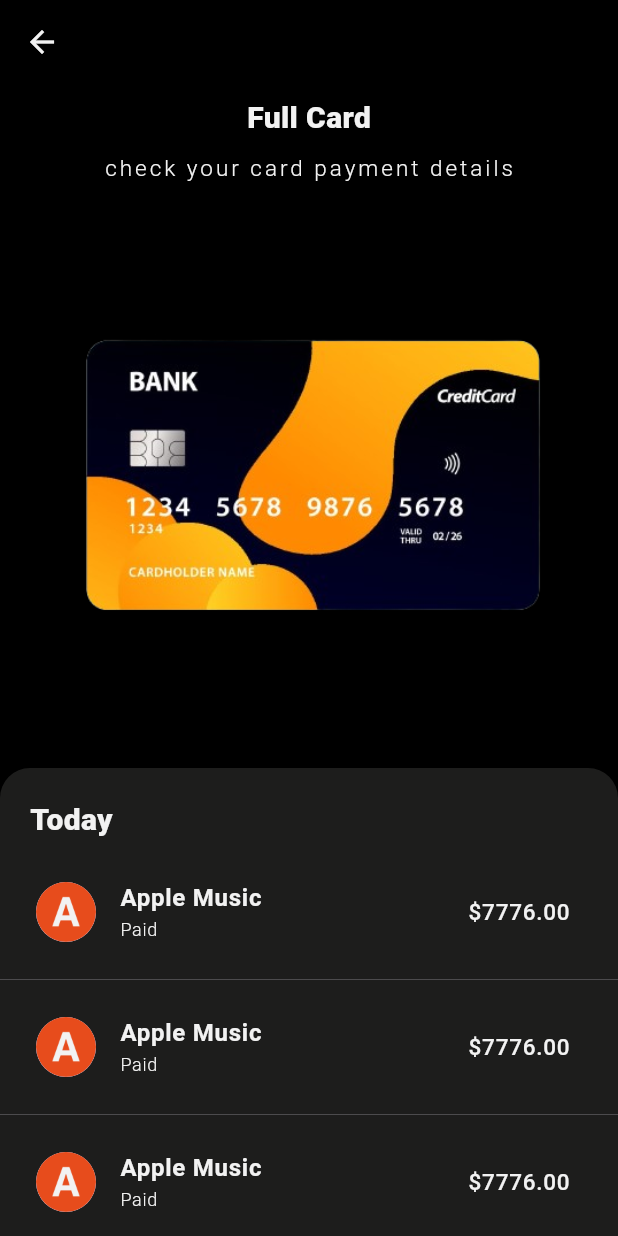
After one commit to mhdalthaf38/softloom_projects, a Flutter app: the CardFetails screen opened directly, on a phone screen of 412 x 824 dp. The commit adds this screen. Run offline on Flutter 3.47's test engine with Material 3 defaults, Android fonts, the phone set to English and light mode, and no system bars; our stand-ins replace carousel_slider, circular_profile_avatar, date_format, file_picker, fluttertoast and 1 more; missing offline and left inert: dart:ffi; accounts and stored records are empty.

Commit message:
credit card animation

```diff
--- /dev/null
+++ b/lib/animation/explicit/cardApp/secondScreen.dart
@@ -0,0 +1,164 @@
+import 'package:dummy_app/animation/explicit/cardApp/verticalflipwidget.dart';
+import 'package:flutter/material.dart';
+
+class CardFetails extends StatefulWidget {
+  const CardFetails({super.key});
+
+  @override
+  State<CardFetails> createState() => _CardFetailsState();
+}
+
+class _CardFetailsState extends State<CardFetails>
+    with SingleTickerProviderStateMixin {
+  late AnimationController _controller;
+  late Animation<double> _fading;
+
+  @override
+  void initState() {
+    super.initState();
+    _controller =
+        AnimationController(vsync: this, duration: Duration(seconds: 2));
+    _fading = Tween<double>(begin: 0, end: 1).animate(_controller);
+
+    _controller.forward();
+  }
+
+  @override
+  void dispose() {
+    _controller.dispose();
+    super.dispose();
+  }
+
+  @override
+  Widget build(BuildContext context) {
+    return Scaffold(
+        backgroundColor: Colors.black,
+        appBar: AppBar(
+          leading: FadeTransition(
+            opacity: _fading,
+            child: IconButton(
+              onPressed: () {
+                Navigator.pop(context);
+              },
+              icon: Icon(Icons.arrow_back),
+              color: Colors.white,
+            ),
+          ),
+          backgroundColor: Colors.black,
+        ),
+        body: SingleChildScrollView(
+          child: Column(
+            crossAxisAlignment: CrossAxisAlignment.start,
+            children: [
+              Center(
+                child: FadeTransition(
+                  opacity: _fading,
+                  child: Column(
+                    children: [
+                      Padding(
+                        padding: const EdgeInsets.all(8.0),
+                        child: Text(
+                          'Full Card',
+                          style: TextStyle(
+                              color: Colors.white,
+                              fontSize: 20,
+                              fontWeight: FontWeight.w900),
+                        ),
+                      ),
+                      Text(
+                        'check your card payment details',
+                        style: TextStyle(
+                            letterSpacing: 2,
+                            color: Colors.white,
+                            fontSize: 15,
+                            fontWeight: FontWeight.w300),
+                      )
+                    ],
+                  ),
+                ),
+              ),
+              Padding(
+                padding: const EdgeInsets.only(
+                  top: 100,
+                ),
+                child: Center(child: VerticalFlipCard()),
+              ),
+              Padding(
+                padding: const EdgeInsets.only(top: 100),
+                child: FadeTransition(
+                  opacity: _fading,
+                  child: Container(
+                    width: double.infinity,
+                    decoration: BoxDecoration(
+                        color: Color.fromARGB(255, 31, 31, 30),
+                        borderRadius: BorderRadius.circular(20)),
+                    child: SingleChildScrollView(
+                      child: Column(
+                        crossAxisAlignment: CrossAxisAlignment.start,
+                        children: [
+                          Padding(
+                            padding: const EdgeInsets.only(
+                                left: 20, top: 20, bottom: 10),
+                            child: Text(
+                              'Today',
+                              style: TextStyle(
+                                  fontSize: 20,
+                                  color: Colors.white,
+                                  fontWeight: FontWeight.w900),
+                            ),
+                          ),
+                          ListView.separated(
+                              separatorBuilder: (context, index) {
+                                return Divider(
+                                  thickness: 0.2,
+                                );
+                              },
+                              physics: NeverScrollableScrollPhysics(),
+                              shrinkWrap: true,
+                              itemCount: 8,
+                              itemBuilder: (context, index) {
+                                return Padding(
+                                  padding: const EdgeInsets.all(8.0),
+                                  child: ListTile(
+                                    title: Column(
+                                      crossAxisAlignment:
+                                          CrossAxisAlignment.start,
+                                      children: [
+                                        Text(
+                                          'Apple Music',
+                                          style: TextStyle(
+                                              color: Colors.white,
+                                              fontWeight: FontWeight.bold),
+                                        ),
+                                        Text(
+                                          'Paid',
+                                          style: TextStyle(
+                                              color: Colors.white,
+                                              fontWeight: FontWeight.w300,
+                                              fontSize: 12),
+                                        ),
+                                      ],
+                                    ),
+                                    trailing: Text(
+                                      '\$7776.00',
+                                      style: TextStyle(
+                                          color: Colors.white, fontSize: 15),
+                                    ),
+                                    leading: CircleAvatar(
+                                      backgroundImage: AssetImage(
+                                          'assets/images/alphaprofile.png'),
+                                    ),
+                                  ),
+                                );
+                              })
+                        ],
+                      ),
+                    ),
+                  ),
+                ),
+              )
+            ],
+          ),
+        ));
+  }
+}
--- /dev/null
+++ b/lib/animation/explicit/cardApp/verticalflipwidget.dart
@@ -0,0 +1,101 @@
+import 'dart:math';
+
+import 'package:flutter/material.dart';
+
+class VerticalFlipCard extends StatefulWidget {
+  @override
+  _VerticalFlipCardState createState() => _VerticalFlipCardState();
+}
+
+class _VerticalFlipCardState extends State<VerticalFlipCard> {
+  double _dragStart = 0.0;
+  double _currentAngle = 0.0;
+
+  void _onDragStart(DragStartDetails details) {
+    _dragStart = details.localPosition.dy;
+  }
+
+  void _onDragUpdate(DragUpdateDetails details) {
+    setState(() {
+      double dragDelta = (details.localPosition.dy - _dragStart) / 300;
+      _currentAngle += dragDelta * pi; // Update the current angle based on drag
+      _dragStart = details.localPosition.dy; // Reset the drag start position
+    });
+  }
+
+  @override
+  Widget build(BuildContext context) {
+    double angle =
+        _currentAngle % (2 * pi); // Normalize angle to a range of 0 to 2π
+
+    return GestureDetector(
+      onVerticalDragStart: _onDragStart,
+      onVerticalDragUpdate: _onDragUpdate,
+      child: Transform(
+        transform: Matrix4.identity()
+          ..setEntry(3, 2, 0.001)
+          ..rotateX(angle),
+        alignment: Alignment.center,
+        child: angle < pi / 2 || angle > 3 * pi / 2
+            ? _buildFrontCard() // Show front side
+            : Transform(
+                transform: Matrix4.identity()..rotateX(pi),
+                alignment: Alignment.center,
+                child: _buildBackCard(), // Show back side
+              ),
+      ),
+    );
+  }
+
+  Widget _buildFrontCard() {
+    return Hero(
+      tag: 'tahed',
+      child: Container(
+          width: 310,
+          height: 190,
+          decoration: BoxDecoration(
+            borderRadius: BorderRadius.circular(10),
+            boxShadow: [BoxShadow(color: Colors.black26, blurRadius: 20)],
+          ),
+          child: Image.asset(
+              fit: BoxFit.cover,
+              'assets/images/yellow-black-front-removebg-preview.png')),
+    );
+  }
+
+  Widget _buildBackCard() {
+    return Container(
+        width: 320,
+        height: 200,
+        decoration: BoxDecoration(
+          borderRadius: BorderRadius.circular(10),
+          boxShadow: [BoxShadow(color: Colors.black26, blurRadius: 20)],
+        ),
+        child: Image.asset(
+            fit: BoxFit.cover,
+            'assets/images/yellow-black-back-removebg-preview.png'));
+  }
+}
+
+class Slidein extends PageRouteBuilder {
+  final Widget route;
+  Slidein({required this.route})
+      : super(
+          pageBuilder: (context, animation, secondaryAnimation) {
+            return route;
+          },
+          transitionsBuilder: (context, animation, secondaryAnimation, child) {
+            final fadetween = Tween<double>(begin: 0, end: 1).animate(
+                CurvedAnimation(parent: animation, curve: Curves.easeInOut));
+            final Tweens = Tween<Offset>(begin: Offset(0, 1), end: Offset.zero)
+                .animate(animation);
+            return SlideTransition(
+              position: Tweens,
+              child: FadeTransition(
+                opacity: fadetween,
+                child: child,
+              ),
+            );
+          },
+        );
+}
--- a/lib/animation/explicit/flipAnimation.dart
+++ b/lib/animation/explicit/flipAnimation.dart
@@ -48,8 +48,6 @@ class _FlipanimationState extends State<Flipanimation>
     final rotateY = _animation.value * 3.141;
     return Scaffold(
       body: Center(
-        child: GestureDetector(
-          onTap: () {},
         child: Center(
           child: Stack(
             alignment: Alignment.center,
@@ -94,7 +92,6 @@ class _FlipanimationState extends State<Flipanimation>
           ),
         ),
       ),
-      ),
     );
   }
 }
--- a/lib/main.dart
+++ b/lib/main.dart
@@ -1,6 +1,7 @@
 import 'package:dummy_app/animation/AnimationBuilder.dart';
 import 'package:dummy_app/animation/SlideList.dart';
 import 'package:dummy_app/animation/animationOpacity.dart';
+import 'package:dummy_app/animation/explicit/cardApp/homeCreditCard.dart';
 import 'package:dummy_app/animation/explicit/flip.dart';
 import 'package:dummy_app/animation/explicit/flipAnimation.dart';
 import 'package:dummy_app/animation/explicit/pageTransition.dart';
@@ -56,7 +57,7 @@ class _MyAppState extends State<MyApp> {
         theme: ThemeData(),
         debugShowCheckedModeBanner: false,
         home: Scaffold(
-          body: Flipanimation(),
+          body: CardHomePage(),
         ));
   }
 }
--- a/pubspec.yaml
+++ b/pubspec.yaml
@@ -72,6 +72,9 @@ flutter:
   assets:
     - assets/
     - assets/images/
+
+
+
   # An image asset can refer to one or more resolution-specific "variants", see
   # https://flutter.dev/assets-and-images/#resolution-aware
 
```
Also changed, not shown: lib/animation/explicit/cardApp/homeCreditCard.dart (added, +437 -0 lines), assets/images/alphaprofile.png (added), assets/images/black-back-removebg-preview.png (added), assets/images/black-front-removebg-preview.png (added), assets/images/blue_back-removebg-preview (1).png (added), assets/images/blue_back-removebg-preview.png (added), assets/images/blue_front-removebg-preview.png (added), assets/images/profile-photo-1.jpg (added), assets/images/white-back-removebg-preview.png (added), assets/images/white-front-removebg-preview.png (added), assets/images/yellow-black-back-removebg-preview.png (added), assets/images/yellow-black-front-removebg-preview.png (added). Lines whose indentation alone changed are shown as unchanged.
